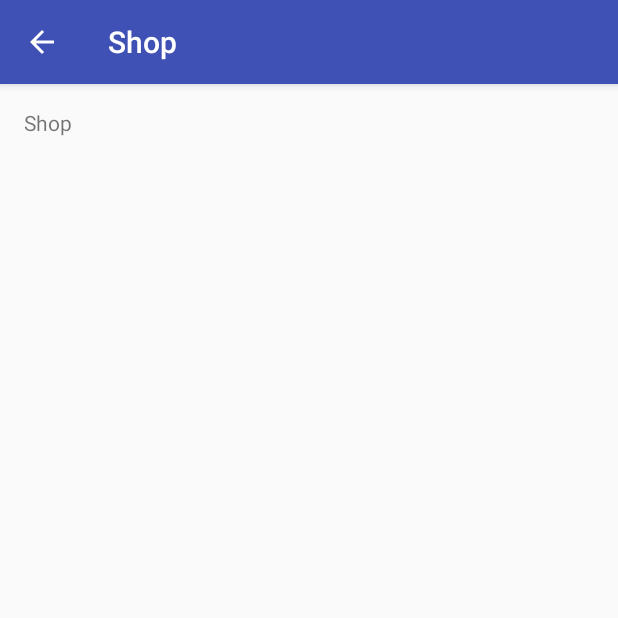
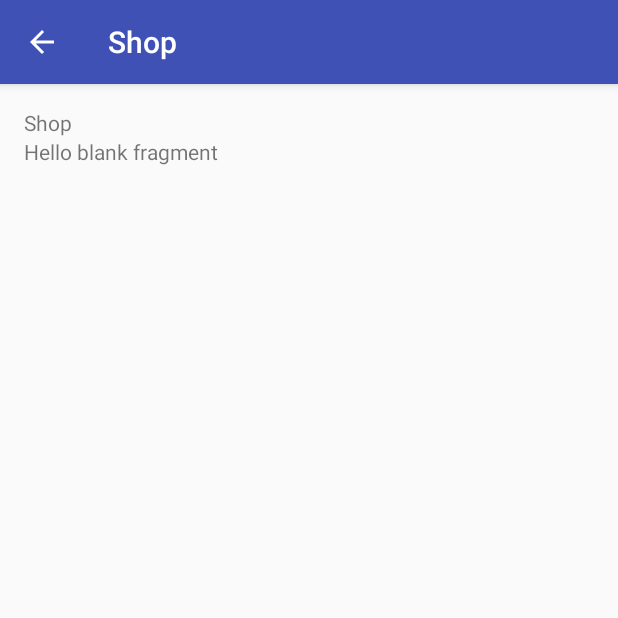
Before and after one commit to himalacharya/DiscoverChitwan, an Android app: the Shop screen opened directly, with no data from a screen before it, on a phone screen of 412 x 824 dp, the top half of it. Run offline under Robolectric (Android 15) with nearby library versions, the phone set to English and light mode, and no system bars.

Commit message:
After Adding Fragment

```diff
--- a/app/src/main/java/com/example/himalacharya/discoverchitwan/Shop.java
+++ b/app/src/main/java/com/example/himalacharya/discoverchitwan/Shop.java
@@ -9,5 +9,8 @@ public class Shop extends AppCompatActivity {
     protected void onCreate(Bundle savedInstanceState) {
         super.onCreate(savedInstanceState);
         setContentView(R.layout.activity_shop);
+        getSupportFragmentManager().beginTransaction()
+                .replace(R.id.activity_shop, new ShopFragment())
+                .commit();
     }
 }
--- a/app/src/main/res/layout/activity_see_and_do.xml
+++ b/app/src/main/res/layout/activity_see_and_do.xml
@@ -9,6 +9,7 @@
     android:paddingRight="@dimen/activity_horizontal_margin"
     android:paddingTop="@dimen/activity_vertical_margin"
     android:orientation="vertical"
+    android:id="@+id/activity_see_and_do"
 
 
     >
--- a/app/src/main/res/layout/item_location.xml
+++ b/app/src/main/res/layout/item_location.xml
@@ -1,6 +1,5 @@
 <?xml version="1.0" encoding="utf-8"?>
 <LinearLayout xmlns:android="http://schemas.android.com/apk/res/android"
-    xmlns:tools="http://schemas.android.com/tools"
 
     android:layout_width="match_parent"
     android:layout_height="match_parent"
```
